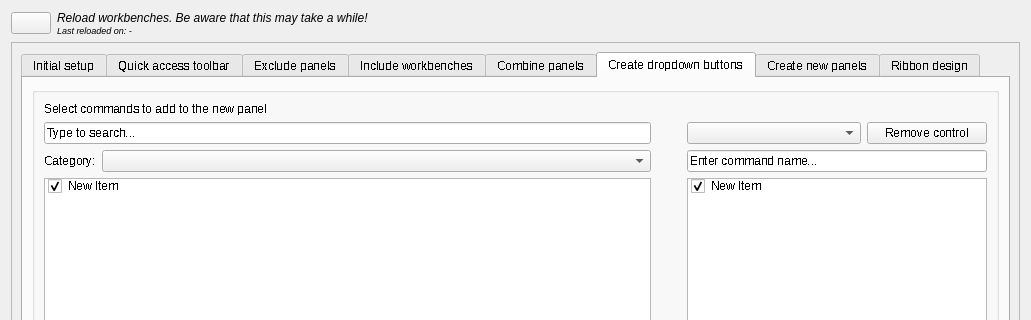
Above: Resources/ui/Design.ui from APEbbers/FreeCAD-Ribbon before the change; both pictures show x 0 to 1031 and y 0 to 320 of the 1031 by 787 pixel window. Below: the same form after it.
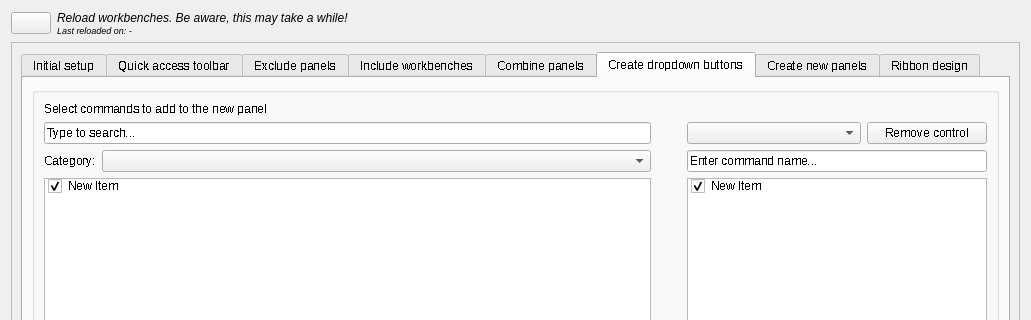
That is the form after the change. Icons and pictures are not drawn.

Commit message: small tweak in Layout dialog UI

```diff
--- a/Resources/ui/Design.ui
+++ b/Resources/ui/Design.ui
@@ -61,7 +61,7 @@
         </sizepolicy>
        </property>
        <property name="text">
-        <string>&lt;html&gt;&lt;head/&gt;&lt;body&gt;&lt;p&gt;&lt;span style=&quot; font-style:italic;&quot;&gt;Reload workbenches. Be aware that this may take a while!&lt;/span&gt;&lt;/p&gt;&lt;/body&gt;&lt;/html&gt;</string>
+        <string>&lt;html&gt;&lt;head/&gt;&lt;body&gt;&lt;p&gt;&lt;span style=&quot; font-style:italic;&quot;&gt;Reload workbenches. Be aware, this may take a while!&lt;/span&gt;&lt;/p&gt;&lt;/body&gt;&lt;/html&gt;</string>
        </property>
       </widget>
      </item>
```
